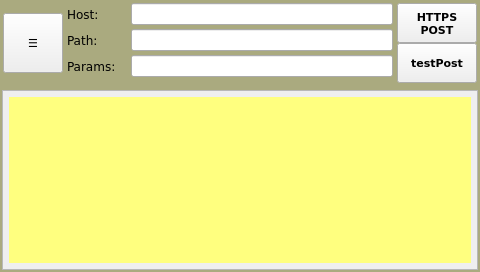
MECTsrl/mect_apps, file AnyTPAC/Https_Post/page100.ui: the form before one commit.
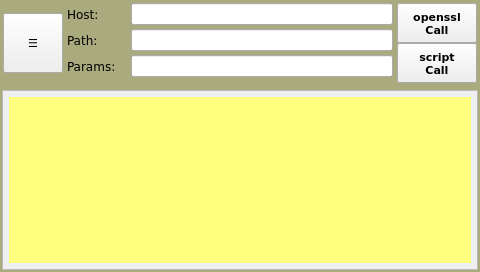
The form after the commit. Custom widgets are drawn as their Qt base class.

Commit message: HTTPS Post Example: added ReadMe.md documentation file

Patch:
```diff
--- a/AnyTPAC/Https_Post/page100.ui
+++ b/AnyTPAC/Https_Post/page100.ui
@@ -229,8 +229,8 @@
           </font>
          </property>
          <property name="text">
-          <string>HTTPS
-POST</string>
+          <string>openssl
+Call</string>
          </property>
          <property name="flat">
           <bool>false</bool>
@@ -254,7 +254,8 @@
           </font>
          </property>
          <property name="text">
-          <string>testPost</string>
+          <string>script
+Call</string>
          </property>
          <property name="flat">
           <bool>false</bool>
```
The commit also changes 4 other files.
